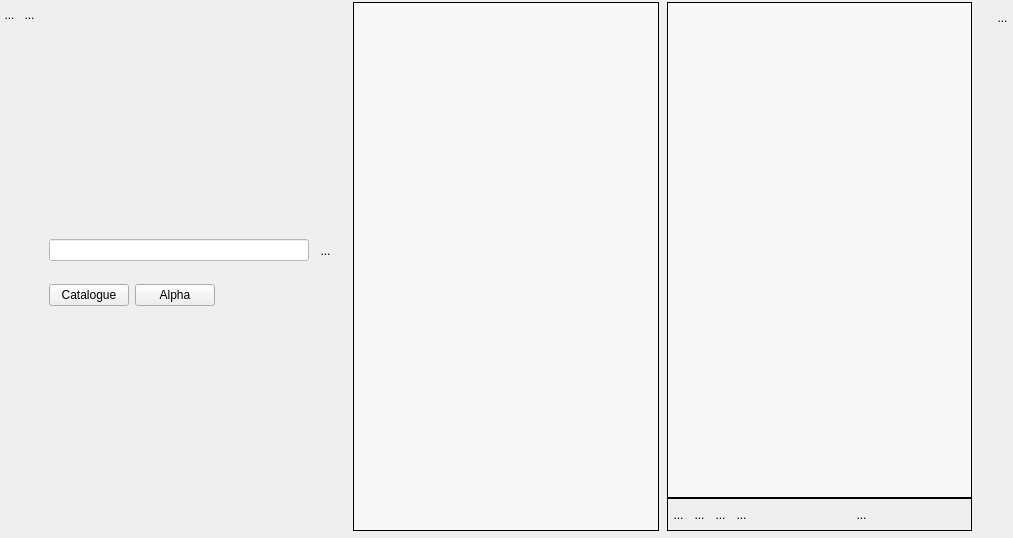
Qt form UiQT5/desWidgetPlusieursIntoOrdonne.ui (SalomePlatform/eficas_tools) before a commit.
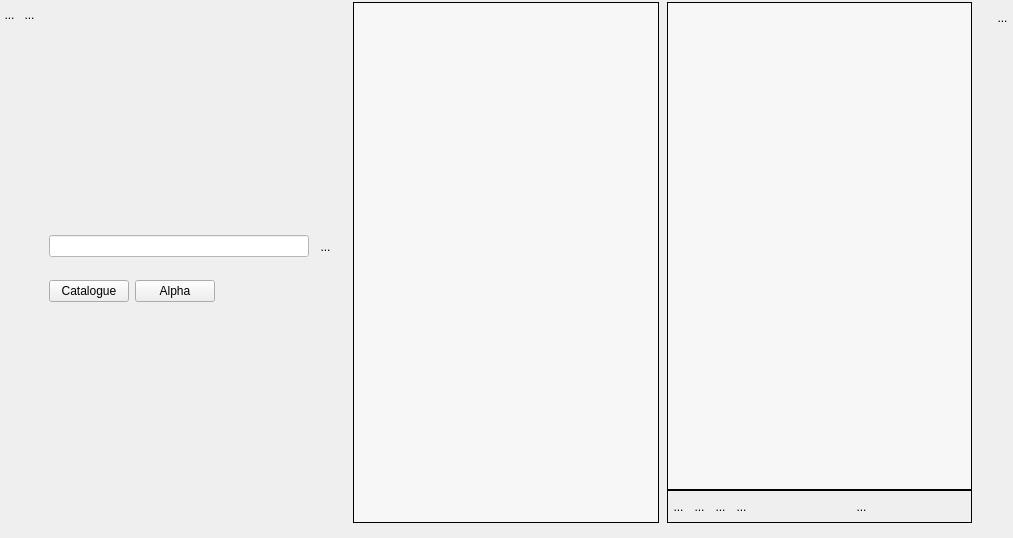
The same form after that commit. Icons and pictures are not drawn. Custom widgets are drawn as their Qt base class.

What changed in the file:
```diff
--- a/UiQT5/desWidgetPlusieursIntoOrdonne.ui
+++ b/UiQT5/desWidgetPlusieursIntoOrdonne.ui
@@ -39,7 +39,7 @@
     <number>0</number>
    </property>
    <property name="bottomMargin">
-    <number>7</number>
+    <number>15</number>
    </property>
    <item>
     <layout class="QVBoxLayout" name="verticalLayout_3">
@@ -318,7 +318,7 @@
           <x>0</x>
           <y>0</y>
           <width>18</width>
-          <height>180</height>
+          <height>174</height>
          </rect>
         </property>
         <property name="sizePolicy">
@@ -389,7 +389,7 @@
         <x>0</x>
         <y>0</y>
         <width>300</width>
-        <height>527</height>
+        <height>519</height>
        </rect>
       </property>
       <property name="sizePolicy">
@@ -477,7 +477,7 @@
             <x>0</x>
             <y>0</y>
             <width>297</width>
-            <height>482</height>
+            <height>474</height>
            </rect>
           </property>
           <property name="sizePolicy">
```
Left out of the diff: 33 changed lines with no effect on the pictures.
